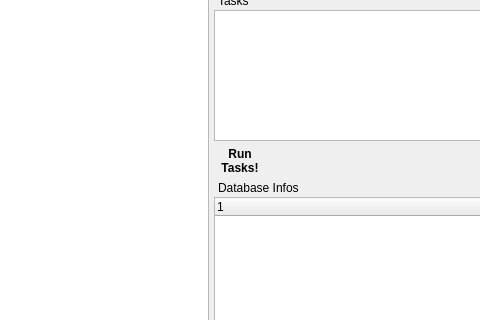
The window that uman/src/QUMainWindow.ui (UltraStar-Deluxe/UltraStar-Manager) describes before a commit, drawn with Qt 5; both pictures show x 245 to 725 and y 226 to 546 of the 912 by 765 pixel window.
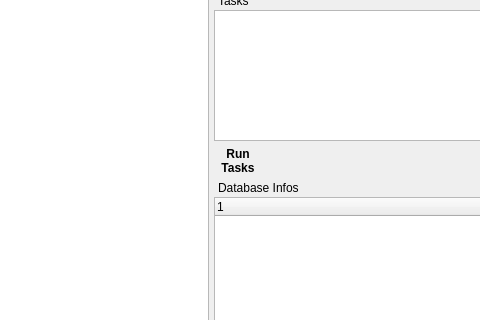
The same window after the commit. Icons and pictures are not drawn. Custom widgets are drawn as their Qt base class.

Patch:
```diff
--- a/uman/src/QUMainWindow.ui
+++ b/uman/src/QUMainWindow.ui
@@ -730,7 +730,7 @@
               </property>
               <property name="text" >
                <string>Run
-Tasks!</string>
+Tasks</string>
               </property>
               <property name="icon" >
                <iconset resource="images/uman.qrc" >
```
